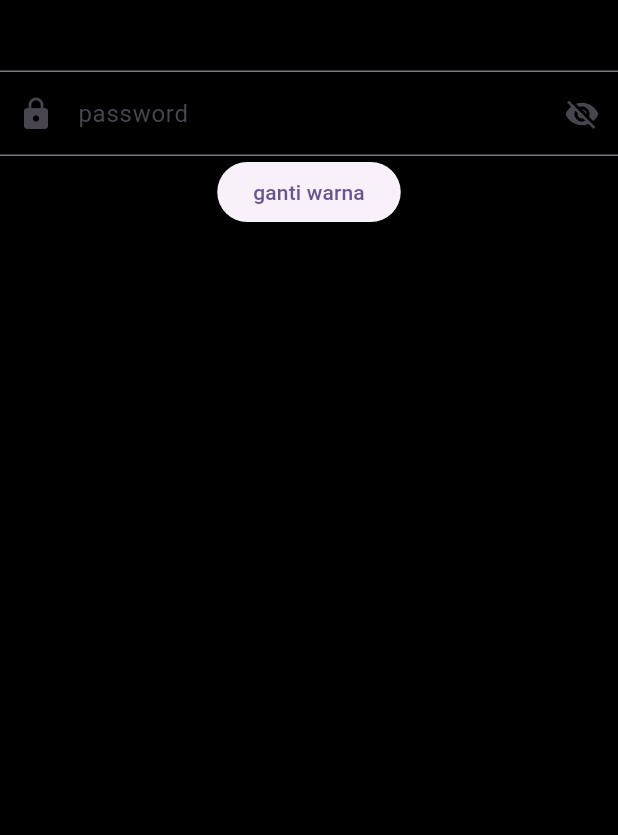
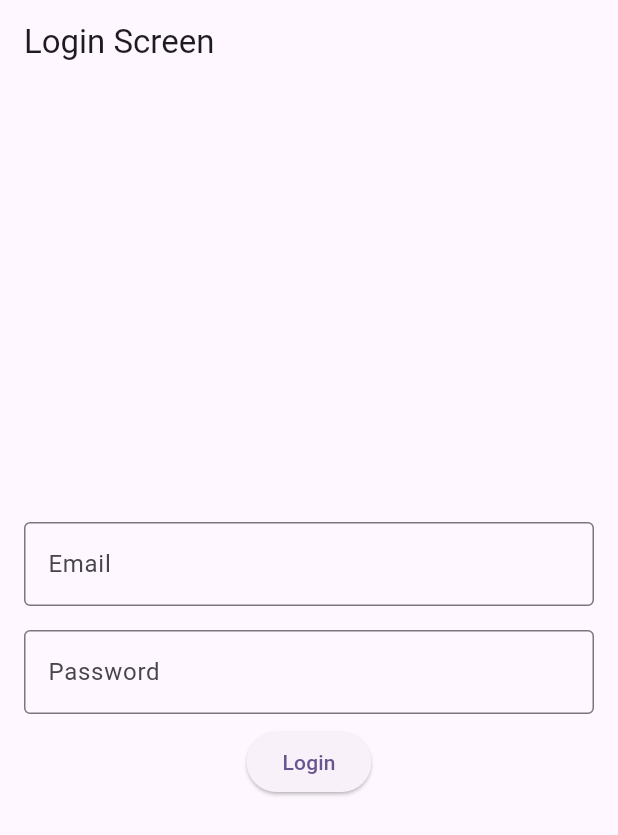
Before and after one commit to danangsurya49/main, a Flutter app: the screen it shows after launch, on a phone screen of 412 x 824 dp. Shown: the top 835 px of the screen. Run offline on Flutter 3.47's test engine with Material 3 defaults, Android fonts, the phone set to English and light mode, and no system bars.

Commit message:
flutter_application_1

```diff
--- a/lib/home.dart
+++ b/lib/home.dart
@@ -1,7 +1,8 @@
 import 'package:flutter/material.dart';
 
 class HomeScreen extends StatelessWidget {
-  const HomeScreen({super.key});
+  final String username;
+HomeScreen({required this.username});
 
 @override
   Widget build(BuildContext context) {
--- a/lib/login2.dart
+++ b/lib/login2.dart
@@ -1,57 +1,62 @@
 import 'package:flutter/material.dart';
+import 'profil.dart';
 
-class login2screen extends StatefulWidget {
-  const login2screen({super.key});
+class Login2Screen extends StatefulWidget {
+  const Login2Screen({super.key});
 
   @override
-  State<login2screen> createState() => _login2State();
+  State<Login2Screen> createState() => _Login2ScreenState();
 }
 
-class _login2State extends State<login2screen> {
-  bool statusPasword = true;
-  bool statuswarna = true;
-  tampilpassword() {
-    setState(() {
-      statusPasword = !statusPasword;
-    });
-  }
+class _Login2ScreenState extends State<Login2Screen> {
+  final _emailController = TextEditingController();
+  final _passwordController = TextEditingController();
 
-  gantiwarna() {
-    setState(() {
-      statuswarna = !statuswarna;
-    });
+  void _login() {
+    final email = _emailController.text;
+    final password = _passwordController.text;
+
+    if (email.isNotEmpty && password.isNotEmpty) {
+      Navigator.pushReplacement(
+        context,
+        MaterialPageRoute(builder: (context) => const ProfileScreen()),
+      );
+    } else {
+      ScaffoldMessenger.of(context).showSnackBar(
+        const SnackBar(content: Text('Email dan password wajib diisi')),
+      );
+    }
   }
 
   @override
   Widget build(BuildContext context) {
     return Scaffold(
-      backgroundColor: statuswarna ? Colors.black : Colors.red,
-      body: Column(
-        children: [
-          TextField(),
-          TextField(
-            obscureText: statusPasword,
-            decoration: InputDecoration(
-              labelText: 'password',
-              hintText: 'enter your password',
-              prefixIcon: Icon(Icons.lock),
-              suffixIcon: IconButton(
-                icon: Icon(
-                  statusPasword ? Icons.visibility_off : Icons.visibility,
-                ),
-                onPressed: () {
-                  tampilpassword();
-                },
+      appBar: AppBar(title: const Text('Login Screen')),
+      body: Padding(
+        padding: const EdgeInsets.all(16.0),
+        child: Column(
+          mainAxisAlignment: MainAxisAlignment.center,
+          children: [
+            TextField(
+              controller: _emailController,
+              decoration: const InputDecoration(
+                labelText: 'Email',
+                border: OutlineInputBorder(),
               ),
             ),
-          ),
-          ElevatedButton(
-            onPressed: () {
-              gantiwarna();
-            },
-            child: Text('ganti warna'),
-          ),
-        ],
+            const SizedBox(height: 16),
+            TextField(
+              controller: _passwordController,
+              obscureText: true,
+              decoration: const InputDecoration(
+                labelText: 'Password',
+                border: OutlineInputBorder(),
+              ),
+            ),
+            const SizedBox(height: 8),
+            ElevatedButton(onPressed: _login, child: const Text('Login')),
+          ],
+        ),
       ),
     );
   }
--- a/lib/main.dart
+++ b/lib/main.dart
@@ -1,5 +1,4 @@
 import 'package:flutter/material.dart';
-import 'package:flutter_application_1/login.dart';
 import 'login2.dart';
 
 void main() {
@@ -18,7 +17,7 @@ class MyApp extends StatelessWidget {
         colorScheme: ColorScheme.fromSeed(seedColor: Colors.deepPurple),
         useMaterial3: true,
       ),
-      home: login2screen(),
+      home: Login2Screen(),
     );
   }
 }
```
Also changed, not shown: lib/cart.dart (+5 -9 lines), lib/profil.dart (+64 -16 lines).
